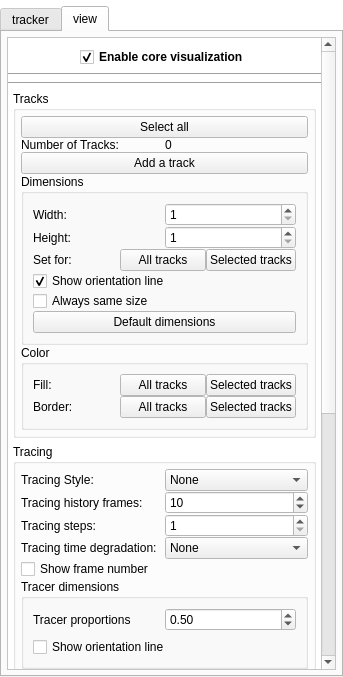
This is BioTracker/CoreApp/BioTracker/View/CoreParameterView.ui in BioroboticsLab/biotracker_core as Qt 5 draws it before an edit. The edited form follows.
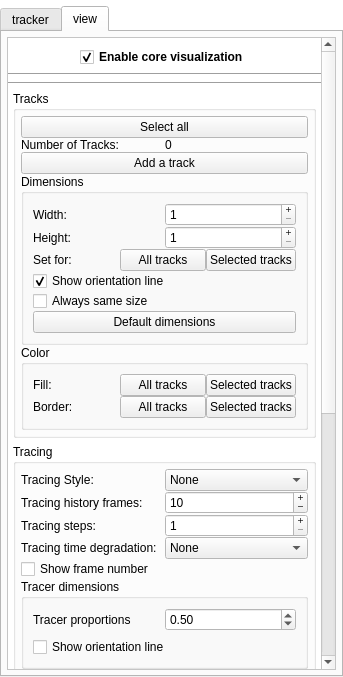
This is the edited form.

Patch:
```diff
--- a/BioTracker/CoreApp/BioTracker/View/CoreParameterView.ui
+++ b/BioTracker/CoreApp/BioTracker/View/CoreParameterView.ui
@@ -317,7 +317,7 @@
                     <property name="geometry">
                      <rect>
                       <x>0</x>
-                      <y>-88</y>
+                      <y>0</y>
                       <width>302</width>
                       <height>1052</height>
                      </rect>
@@ -531,6 +531,9 @@
                                   </item>
                                   <item>
                                    <widget class="QSpinBox" name="spinboxTrackWidth">
+                                    <property name="buttonSymbols">
+                                     <enum>QAbstractSpinBox::PlusMinus</enum>
+                                    </property>
                                     <property name="minimum">
                                      <number>1</number>
                                     </property>
@@ -552,6 +555,9 @@
                                   </item>
                                   <item>
                                    <widget class="QSpinBox" name="spinBoxTrackHeight">
+                                    <property name="buttonSymbols">
+                                     <enum>QAbstractSpinBox::PlusMinus</enum>
+                                    </property>
                                     <property name="minimum">
                                      <number>1</number>
                                     </property>
@@ -784,6 +790,9 @@
                                  <property name="wrapping">
                                   <bool>false</bool>
                                  </property>
+                                 <property name="buttonSymbols">
+                                  <enum>QAbstractSpinBox::PlusMinus</enum>
+                                 </property>
                                  <property name="minimum">
                                   <number>1</number>
                                  </property>
@@ -808,6 +817,9 @@
                                </item>
                                <item>
                                 <widget class="QSpinBox" name="spinBoxTracingSteps">
+                                 <property name="buttonSymbols">
+                                  <enum>QAbstractSpinBox::PlusMinus</enum>
+                                 </property>
                                  <property name="minimum">
                                   <number>1</number>
                                  </property>
```
Left out of the diff: 1 changed line with no effect on the pictures.
